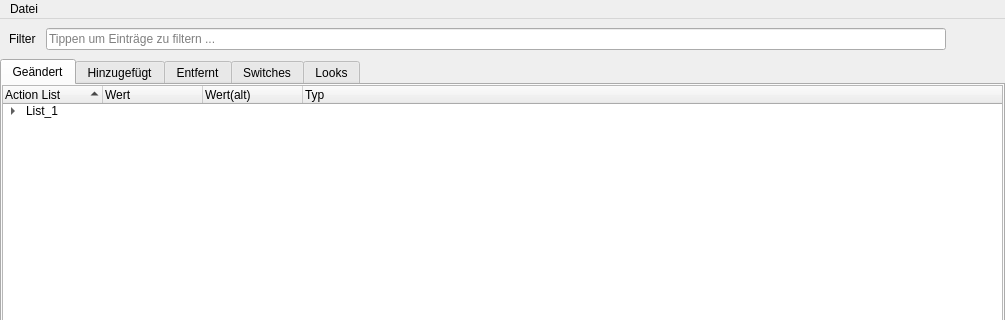
First picture: the form in gui/POS_Schnuffi.ui, repository tappi287/RenderKnecht, before the edit; both pictures show x 0 to 1005 and y 0 to 320 of the 1005 by 770 pixel window.
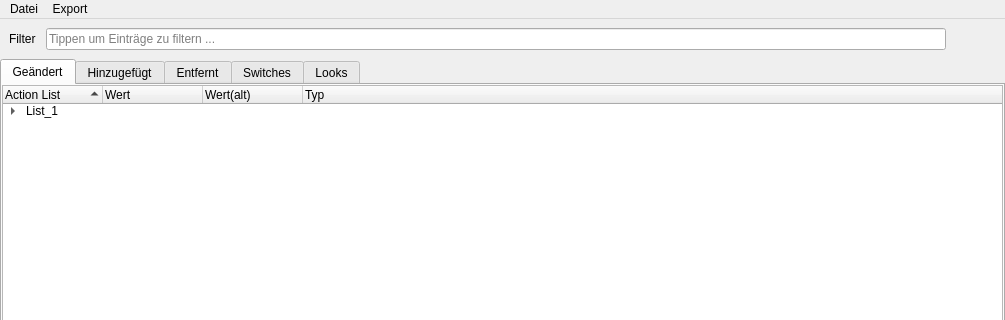
Second picture: the form after the edit. Icons and pictures are not drawn.

Commit message: add POS Schnuffi export

What changed in the file:
```diff
--- a/gui/POS_Schnuffi.ui
+++ b/gui/POS_Schnuffi.ui
@@ -449,7 +449,15 @@
     <addaction name="actionOpen"/>
     <addaction name="actionBeenden"/>
    </widget>
+   <widget class="QMenu" name="menuExport">
+    <property name="title">
+     <string>Export</string>
+    </property>
+    <addaction name="actionExport"/>
+    <addaction name="actionExportPos"/>
+   </widget>
    <addaction name="menuDatei"/>
+   <addaction name="menuExport"/>
   </widget>
   <widget class="QStatusBar" name="statusbar"/>
   <action name="actionBeenden">
```
Left out of the diff: 47 changed lines with no effect on the pictures. The commit also changes 2 other files.
